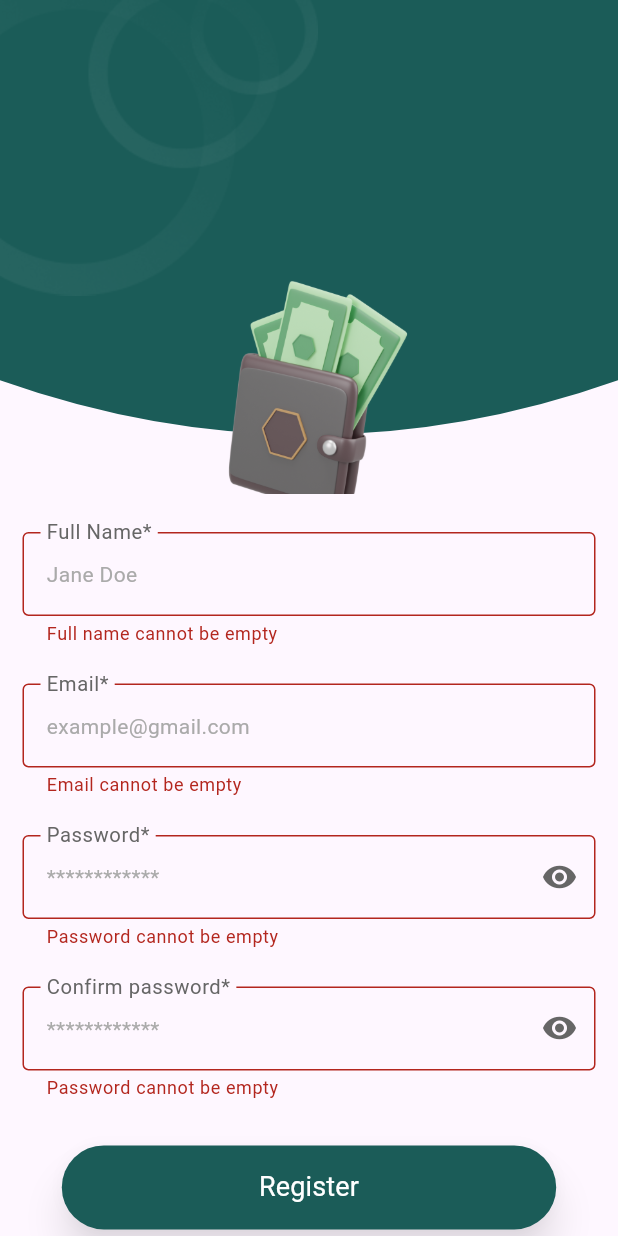
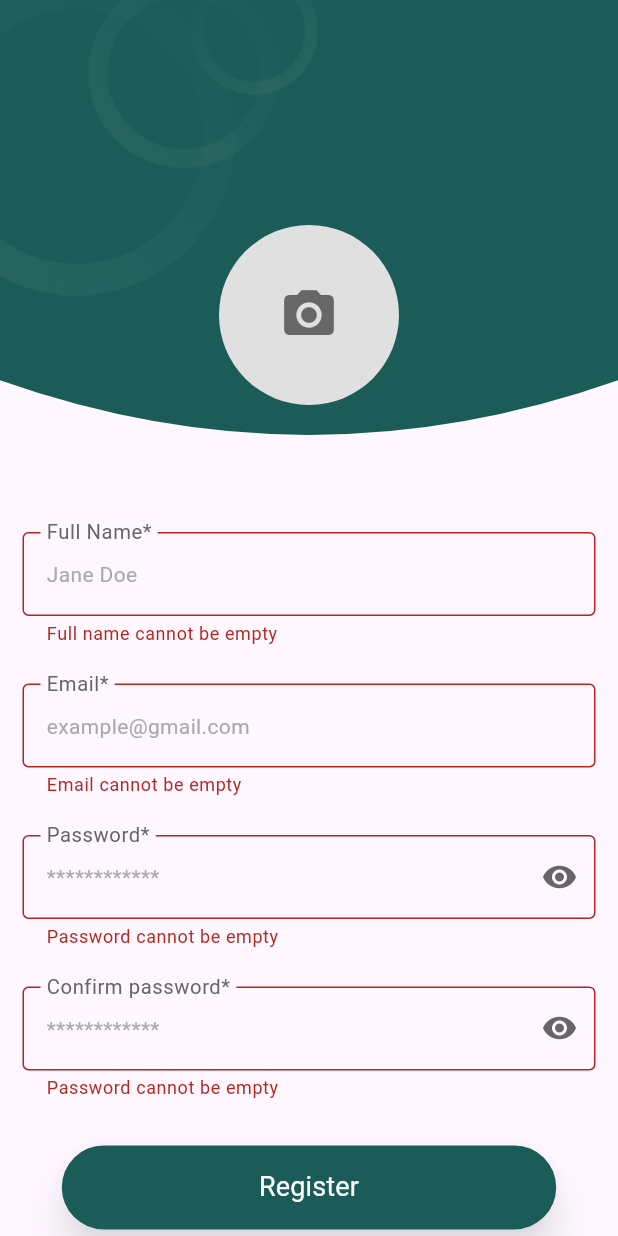
Before and after one commit to fatmakhadidja/mono, a Flutter app: the RegisterScreen screen opened by its route, after a tap on "Register", on a phone screen of 412 x 824 dp. Run offline on Flutter 3.47's test engine with Material 3 defaults, Android fonts, the phone set to English and light mode, and no system bars; our stand-ins replace fl_chart, flutter_svg, image_picker, loading_indicator, share_plus, shared_preferences and 1 more; accounts and stored records are empty.

Commit message:
Add image upload functionality to registration process and update dependencies

```diff
--- a/Frontend/mono/lib/ui/screens/register_screen.dart
+++ b/Frontend/mono/lib/ui/screens/register_screen.dart
@@ -1,4 +1,6 @@
+import 'dart:io';
 import 'package:flutter/material.dart';
+import 'package:image_picker/image_picker.dart';
 import 'package:mono/core/constants/colors.dart';
 import 'package:mono/core/constants/text_styles.dart';
 import 'package:mono/core/services/AuthService.dart';
@@ -29,6 +31,18 @@ class _RegisterScreenState extends State<RegisterScreen> {
   final GlobalKey<FormState> _formKey = GlobalKey<FormState>();
 
   bool _isLoading = false;
+  File? _selectedImage; // 👈 hold picked image
+
+  Future<void> _pickImage() async {
+    final picker = ImagePicker();
+    final picked = await picker.pickImage(source: ImageSource.gallery);
+
+    if (picked != null) {
+      setState(() {
+        _selectedImage = File(picked.path);
+      });
+    }
+  }
 
   Future<void> _handleRegister() async {
     if (!_formKey.currentState!.validate()) return;
@@ -37,25 +51,23 @@ class _RegisterScreenState extends State<RegisterScreen> {
 
     final String? error = await _authService.register(
       fullNameController.text.trim(),
-
       passwordController.text.trim(),
       emailController.text.trim(),
+      _selectedImage,
     );
 
     if (!_isLoading) return;
     setState(() => _isLoading = false);
 
     if (error == null) {
-      // Registration successful
-      ScaffoldMessenger.of(
-        context,
-      ).showSnackBar(const SnackBar(content: Text("Registration successful!")));
+      ScaffoldMessenger.of(context).showSnackBar(
+        const SnackBar(content: Text("Registration successful!")),
+      );
       Navigator.pushReplacementNamed(context, AppRoutes.home);
     } else {
-      // Show error
-      ScaffoldMessenger.of(
-        context,
-      ).showSnackBar(SnackBar(content: Text(error)));
+      ScaffoldMessenger.of(context).showSnackBar(
+        SnackBar(content: Text(error)),
+      );
     }
   }
 
@@ -78,11 +90,22 @@ class _RegisterScreenState extends State<RegisterScreen> {
                       top: 150,
                       left: 0,
                       right: 0,
-                      child: Image.asset("assets/images/wallet_with_cash.png"),
+                      child: GestureDetector(
+                        onTap: _pickImage,
+                        child: CircleAvatar(
+                          radius: 60,
+                          backgroundColor: Colors.grey[300],
+                          backgroundImage:
+                              _selectedImage != null ? FileImage(_selectedImage!) : null,
+                          child: _selectedImage == null
+                              ? const Icon(Icons.camera_alt, size: 40, color: Colors.black54)
+                              : null,
+                        ),
+                      ),
                     ),
                   ],
                 ),
-                SizedBox(height: 25),
+                const SizedBox(height: 25),
                 Form(
                   key: _formKey,
                   child: Padding(
@@ -148,17 +171,10 @@ class _RegisterScreenState extends State<RegisterScreen> {
           ),
         ),
         if (_isLoading)
-          GestureDetector(
-            onTap: () {
-              setState(() {
-                _isLoading = false;
-              });
-            },
-            child: Container(
-              color: Colors.black.withOpacity(0.4),
-              child: const Center(
-                child: CircularProgressIndicator(color: AppColors.primary),
-              ),
+          Container(
+            color: Colors.black.withOpacity(0.4),
+            child: const Center(
+              child: CircularProgressIndicator(color: AppColors.primary),
             ),
           ),
       ],
--- a/Frontend/mono/pubspec.yaml
+++ b/Frontend/mono/pubspec.yaml
@@ -22,6 +22,7 @@ dependencies:
   shimmer: ^3.0.0
   share_plus: ^11.1.0
   fl_chart: ^1.0.0
+  image_picker: ^1.2.0
 
 
 flutter_launcher_icons:
```
Also changed, not shown: Frontend/mono/lib/core/services/AuthService.dart (+16 -6 lines), Frontend/mono/pubspec.lock, 4 other files.
